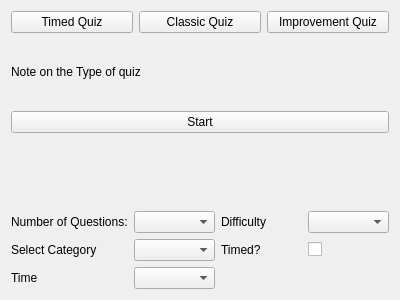
Above: src/views/quiz_settings_view.ui from devforgely/MFA-Simulator before the change. Below: the same form after it.
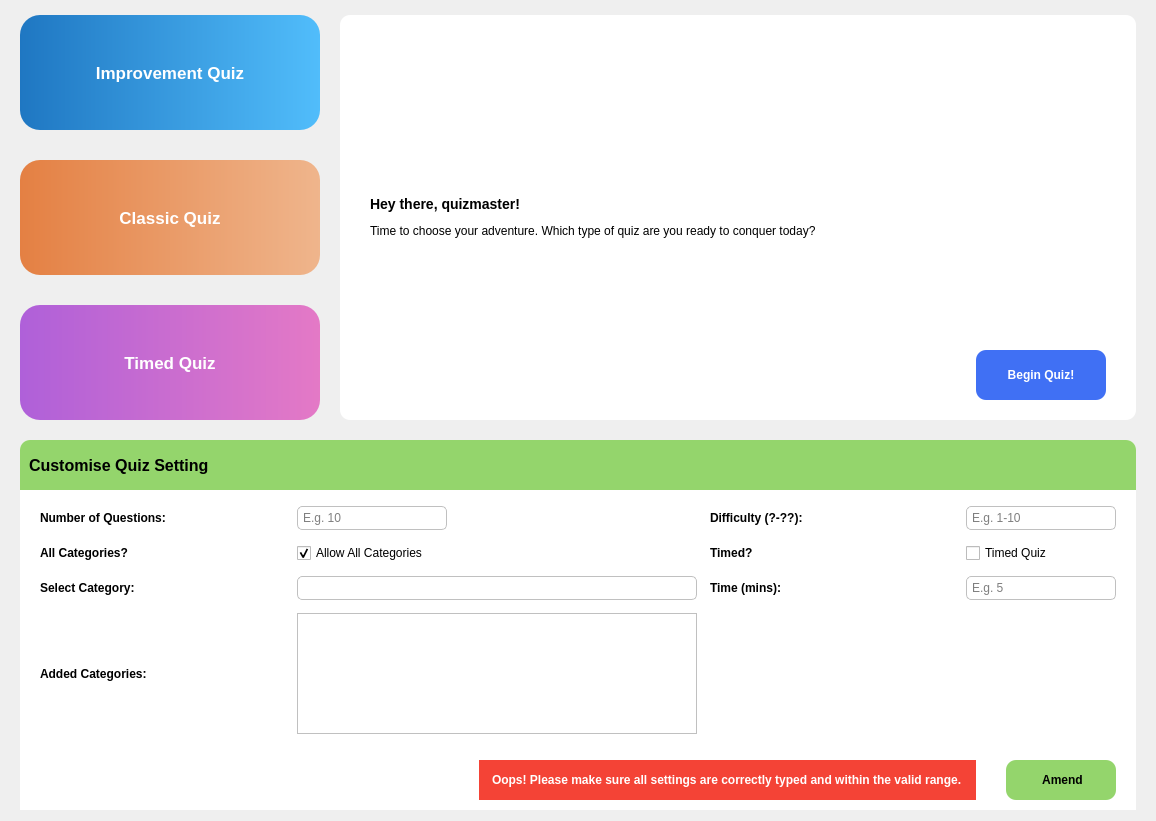
That is the form after the change. Icons and pictures are not drawn. Custom widgets are drawn as their Qt base class.

Commit message: update quiz section and profile section

```diff
--- a/src/views/quiz_settings_view.ui
+++ b/src/views/quiz_settings_view.ui
@@ -6,120 +6,637 @@
    <rect>
     <x>0</x>
     <y>0</y>
-    <width>400</width>
-    <height>300</height>
+    <width>1148</width>
+    <height>821</height>
    </rect>
   </property>
   <property name="windowTitle">
    <string>Form</string>
   </property>
+  <property name="styleSheet">
+   <string notr="true">#timed_btn {
+	background: qlineargradient(x1:0, y1:0, x2:1, y2:0, stop:0 #af60d9, stop:1 #e479c6);
+	border: none;
+	border-radius: 20%;
+	width: 300px;
+	height: 115px;
+	color: white;
+	font-size: 13pt;
+	font-weight: bold;
+}
+
+#timed_btn:hover {
+	background: qlineargradient(x1:0, y1:0, x2:1, y2:0, stop:0 #9e56c3, stop:1 #cd6db2);
+}
+
+#classic_btn {
+	background: qlineargradient(x1:0, y1:0, x2:1, y2:0, stop:0 #e48043, stop:1 #efb58c);
+	border: none;
+	border-radius: 20%;
+	width: 300px;
+	height: 115px;
+	color: white;
+	font-size: 13pt;
+	font-weight: bold;
+}
+
+#classic_btn:hover {
+	background: qlineargradient(x1:0, y1:0, x2:1, y2:0, stop:0 #cd733c, stop:1 #d7a37e);
+}
+
+#improvement_btn {
+	background: qlineargradient(x1:0, y1:0, x2:1, y2:0, stop:0 #1f77c2, stop:1 #51bdfb);
+	border: none;
+	border-radius: 20%;
+	width: 300px;
+	height: 115px;
+	color: white;
+	font-size: 13pt;
+	font-weight: bold;
+}
+
+#improvement_btn:hover {
+	background: qlineargradient(x1:0, y1:0, x2:1, y2:0, stop:0 #1c6baf, stop:1 #49aae2);
+}
+
+#start_btn {
+	width: 120px;
+	height: 40px;
+	color: white;
+	font-weight: bold;
+	padding: 5px;
+	border: none;
+	background-color: #4070f4;
+	border-radius: 10%;
+}
+
+#start_btn:hover {
+	background-color: #0e4bf1;
+}
+
+#note_container {
+	background-color: white;
+	border-radius: 10%;
+}
+
+#custom_content {
+	background-color: white;
+	border-top-left-radius: 10px;
+    border-top-right-radius: 10px;
+}
+
+#collapsable_frame {
+	background-color: #94d56c;
+	border-top-left-radius: 10px;
+    border-top-right-radius: 10px;
+}
+
+#config_box QLabel {
+	font-weight: bold;
+}
+
+#config_box QLineEdit {
+	border: 1px solid silver;
+	border-radius: 5px;
+	padding: 3px;
+}
+
+#config_box QComboBox {
+	border: 1px solid silver;
+	border-radius: 5px;
+	padding: 3px;
+}
+
+#config_box QComboBox::drop-down {
+	border: none;
+}
+
+#config_box QComboBox::down-arrow {
+	image: url(resources/icons/down-arrow.svg);
+	padding: 0px 13px 0px 0px;
+}
+
+#config_box QListWidget {
+	border: 1px solid silver;
+}
+
+#category_list QPushButton {
+	border: none;
+	max-height: 15px;
+	max-width: 15px;
+}
+
+#amend_btn {
+	width: 100px;
+	height: 30px;
+	font-weight: bold;
+	padding: 5px;
+	border: none;
+	background-color: #94d56c;
+	border-radius: 10%;
+}
+
+#setting_warning {
+	background-color: #f44336;
+	color: white;
+	padding: 0px 10px 0px 10px;
+	font-weight: bold;
+}
+</string>
+  </property>
   <layout class="QVBoxLayout" name="verticalLayout_2">
+   <property name="spacing">
+    <number>20</number>
+   </property>
+   <property name="leftMargin">
+    <number>20</number>
+   </property>
+   <property name="topMargin">
+    <number>15</number>
+   </property>
+   <property name="rightMargin">
+    <number>20</number>
+   </property>
    <item>
     <layout class="QHBoxLayout" name="horizontalLayout">
      <item>
-      <widget class="QPushButton" name="timed_btn">
-       <property name="text">
-        <string>Timed Quiz</string>
+      <layout class="QVBoxLayout" name="verticalLayout_3">
+       <property name="spacing">
+        <number>30</number>
        </property>
-      </widget>
-     </item>
-     <item>
-      <widget class="QPushButton" name="classic_btn">
-       <property name="text">
-        <string>Classic Quiz</string>
-       </property>
-      </widget>
-     </item>
-     <item>
-      <widget class="QPushButton" name="improvement_btn">
-       <property name="text">
-        <string>Improvement Quiz</string>
-       </property>
-      </widget>
-     </item>
-    </layout>
-   </item>
-   <item>
-    <widget class="QLabel" name="label_6">
-     <property name="text">
-      <string>Note on the Type of quiz</string>
-     </property>
-    </widget>
-   </item>
-   <item>
-    <widget class="QPushButton" name="start_btn">
-     <property name="text">
-      <string>Start</string>
-     </property>
-    </widget>
-   </item>
-   <item>
-    <widget class="QWidget" name="widget" native="true"/>
-   </item>
-   <item>
-    <layout class="QVBoxLayout" name="verticalLayout">
-     <item>
-      <layout class="QGridLayout" name="gridLayout">
-       <item row="0" column="0">
-        <widget class="QLabel" name="label">
-         <property name="text">
-          <string>Number of Questions:</string>
+       <item>
+        <widget class="QPushButton" name="improvement_btn">
+         <property name="sizePolicy">
+          <sizepolicy hsizetype="Fixed" vsizetype="Fixed">
+           <horstretch>0</horstretch>
+           <verstretch>0</verstretch>
+          </sizepolicy>
          </property>
-        </widget>
-       </item>
-       <item row="0" column="2">
-        <widget class="QLabel" name="label_2">
-         <property name="text">
-          <string>Difficulty</string>
+         <property name="cursor">
+          <cursorShape>PointingHandCursor</cursorShape>
          </property>
-        </widget>
-       </item>
-       <item row="1" column="3">
-        <widget class="QCheckBox" name="checkBox">
          <property name="text">
-          <string/>
+          <string>Improvement Quiz</string>
          </property>
         </widget>
        </item>
-       <item row="1" column="2">
-        <widget class="QLabel" name="label_4">
-         <property name="text">
-          <string>Timed?</string>
+       <item>
+        <widget class="QPushButton" name="classic_btn">
+         <property name="sizePolicy">
+          <sizepolicy hsizetype="Fixed" vsizetype="Fixed">
+           <horstretch>0</horstretch>
+           <verstretch>0</verstretch>
+          </sizepolicy>
          </property>
-        </widget>
-       </item>
-       <item row="1" column="0">
-        <widget class="QLabel" name="label_3">
+         <property name="cursor">
+          <cursorShape>PointingHandCursor</cursorShape>
+         </property>
          <property name="text">
-          <string>Select Category</string>
+          <string>Classic Quiz</string>
          </property>
         </widget>
        </item>
-       <item row="0" column="3">
-        <widget class="QComboBox" name="comboBox_2"/>
-       </item>
-       <item row="1" column="1">
-        <widget class="QComboBox" name="comboBox_3"/>
-       </item>
-       <item row="0" column="1">
-        <widget class="QComboBox" name="comboBox"/>
-       </item>
-       <item row="2" column="0">
-        <widget class="QLabel" name="label_5">
+       <item>
+        <widget class="QPushButton" name="timed_btn">
+         <property name="sizePolicy">
+          <sizepolicy hsizetype="Fixed" vsizetype="Fixed">
+           <horstretch>0</horstretch>
+           <verstretch>0</verstretch>
+          </sizepolicy>
+         </property>
+         <property name="cursor">
+          <cursorShape>PointingHandCursor</cursorShape>
+         </property>
          <property name="text">
-          <string>Time</string>
+          <string>Timed Quiz</string>
          </property>
         </widget>
        </item>
-       <item row="2" column="1">
-        <widget class="QComboBox" name="comboBox_4"/>
-       </item>
       </layout>
      </item>
+     <item>
+      <widget class="QWidget" name="note_container" native="true">
+       <property name="sizePolicy">
+        <sizepolicy hsizetype="Preferred" vsizetype="Minimum">
+         <horstretch>0</horstretch>
+         <verstretch>0</verstretch>
+        </sizepolicy>
+       </property>
+       <layout class="QHBoxLayout" name="horizontalLayout_2">
+        <property name="leftMargin">
+         <number>30</number>
+        </property>
+        <property name="topMargin">
+         <number>20</number>
+        </property>
+        <property name="rightMargin">
+         <number>30</number>
+        </property>
+        <property name="bottomMargin">
+         <number>20</number>
+        </property>
+        <item>
+         <widget class="QLabel" name="quiz_note">
+          <property name="minimumSize">
+           <size>
+            <width>600</width>
+            <height>0</height>
+           </size>
+          </property>
+          <property name="text">
+           <string>&lt;h3&gt;Hey there, quizmaster!&lt;/h3&gt; &lt;p&gt;Time to choose your adventure. Which type of quiz are you ready to conquer today?&lt;/p&gt;</string>
+          </property>
+          <property name="wordWrap">
+           <bool>true</bool>
+          </property>
+         </widget>
+        </item>
+        <item alignment="Qt::AlignRight|Qt::AlignBottom">
+         <widget class="QPushButton" name="start_btn">
+          <property name="cursor">
+           <cursorShape>PointingHandCursor</cursorShape>
+          </property>
+          <property name="text">
+           <string>Begin Quiz!</string>
+          </property>
+         </widget>
+        </item>
+       </layout>
+      </widget>
+     </item>
     </layout>
    </item>
+   <item>
+    <widget class="QWidget" name="custom_content" native="true">
+     <layout class="QVBoxLayout" name="verticalLayout">
+      <property name="leftMargin">
+       <number>0</number>
+      </property>
+      <property name="topMargin">
+       <number>0</number>
+      </property>
+      <property name="rightMargin">
+       <number>0</number>
+      </property>
+      <property name="bottomMargin">
+       <number>0</number>
+      </property>
+      <item alignment="Qt::AlignTop">
+       <widget class="ClickableFrame" name="collapsable_frame" native="true">
+        <property name="sizePolicy">
+         <sizepolicy hsizetype="Preferred" vsizetype="Maximum">
+          <horstretch>0</horstretch>
+          <verstretch>0</verstretch>
+         </sizepolicy>
+        </property>
+        <property name="minimumSize">
+         <size>
+          <width>0</width>
+          <height>50</height>
+         </size>
+        </property>
+        <property name="cursor">
+         <cursorShape>PointingHandCursor</cursorShape>
+        </property>
+        <layout class="QHBoxLayout" name="horizontalLayout_3">
+         <item>
+          <widget class="QLabel" name="custom_label">
+           <property name="styleSheet">
+            <string notr="true">font-weight: bold;
+font-size: 12pt;</string>
+           </property>
+           <property name="text">
+            <string>Customise Quiz Setting</string>
+           </property>
+          </widget>
+         </item>
+        </layout>
+       </widget>
+      </item>
+      <item alignment="Qt::AlignTop">
+       <widget class="QWidget" name="config_box" native="true">
+        <property name="sizePolicy">
+         <sizepolicy hsizetype="Preferred" vsizetype="Expanding">
+          <horstretch>0</horstretch>
+          <verstretch>0</verstretch>
+         </sizepolicy>
+        </property>
+        <property name="maximumSize">
+         <size>
+          <width>1286</width>
+          <height>16777215</height>
+         </size>
+        </property>
+        <layout class="QGridLayout" name="gridLayout">
+         <property name="leftMargin">
+          <number>20</number>
+         </property>
+         <property name="topMargin">
+          <number>10</number>
+         </property>
+         <property name="rightMargin">
+          <number>20</number>
+         </property>
+         <property name="bottomMargin">
+          <number>10</number>
+         </property>
+         <property name="spacing">
+          <number>13</number>
+         </property>
+         <item row="3" column="2">
+          <widget class="QLabel" name="time_label">
+           <property name="sizePolicy">
+            <sizepolicy hsizetype="Minimum" vsizetype="Preferred">
+             <horstretch>0</horstretch>
+             <verstretch>0</verstretch>
+            </sizepolicy>
+           </property>
+           <property name="text">
+            <string>Time (mins):</string>
+           </property>
+          </widget>
+         </item>
+         <item row="3" column="1">
+          <widget class="QComboBox" name="category_combobox">
+           <property name="sizePolicy">
+            <sizepolicy hsizetype="Fixed" vsizetype="Fixed">
+             <horstretch>0</horstretch>
+             <verstretch>0</verstretch>
+            </sizepolicy>
+           </property>
+           <property name="minimumSize">
+            <size>
+             <width>400</width>
+             <height>0</height>
+            </size>
+           </property>
+          </widget>
+         </item>
+         <item row="1" column="2">
+          <widget class="QLabel" name="label_2">
+           <property name="sizePolicy">
+            <sizepolicy hsizetype="Minimum" vsizetype="Preferred">
+             <horstretch>0</horstretch>
+             <verstretch>0</verstretch>
+            </sizepolicy>
+           </property>
+           <property name="text">
+            <string>Difficulty (?-??):</string>
+           </property>
+          </widget>
+         </item>
+         <item row="1" column="0">
+          <widget class="QLabel" name="label">
+           <property name="sizePolicy">
+            <sizepolicy hsizetype="Minimum" vsizetype="Preferred">
+             <horstretch>0</horstretch>
+             <verstretch>0</verstretch>
+            </sizepolicy>
+           </property>
+           <property name="text">
+            <string>Number of Questions:</string>
+           </property>
+          </widget>
+         </item>
+         <item row="3" column="3">
+          <widget class="QLineEdit" name="time_field">
+           <property name="sizePolicy">
+            <sizepolicy hsizetype="Minimum" vsizetype="Fixed">
+             <horstretch>0</horstretch>
+             <verstretch>0</verstretch>
+            </sizepolicy>
+           </property>
+           <property name="maximumSize">
+            <size>
+             <width>150</width>
+             <height>16777215</height>
+            </size>
+           </property>
+           <property name="maxLength">
+            <number>3</number>
+           </property>
+           <property name="placeholderText">
+            <string>E.g. 5</string>
+           </property>
+          </widget>
+         </item>
+         <item row="2" column="2">
+          <widget class="QLabel" name="label_4">
+           <property name="sizePolicy">
+            <sizepolicy hsizetype="Minimum" vsizetype="Preferred">
+             <horstretch>0</horstretch>
+             <verstretch>0</verstretch>
+            </sizepolicy>
+           </property>
+           <property name="text">
+            <string>Timed?</string>
+           </property>
+          </widget>
+         </item>
+         <item row="4" column="1">
+          <widget class="QListWidget" name="category_list">
+           <property name="sizePolicy">
+            <sizepolicy hsizetype="Fixed" vsizetype="Expanding">
+             <horstretch>0</horstretch>
+             <verstretch>0</verstretch>
+            </sizepolicy>
+           </property>
+           <property name="minimumSize">
+            <size>
+             <width>400</width>
+             <height>0</height>
+            </size>
+           </property>
+          </widget>
+         </item>
+         <item row="3" column="0">
+          <widget class="QLabel" name="category_label">
+           <property name="sizePolicy">
+            <sizepolicy hsizetype="Minimum" vsizetype="Preferred">
+             <horstretch>0</horstretch>
+             <verstretch>0</verstretch>
+            </sizepolicy>
+           </property>
+           <property name="text">
+            <string>Select Category:</string>
+           </property>
+          </widget>
+         </item>
+         <item row="1" column="3">
+          <widget class="QLineEdit" name="difficulty_field">
+           <property name="sizePolicy">
+            <sizepolicy hsizetype="Minimum" vsizetype="Fixed">
+             <horstretch>0</horstretch>
+             <verstretch>0</verstretch>
+            </sizepolicy>
+           </property>
+           <property name="maximumSize">
+            <size>
+             <width>150</width>
+             <height>16777215</height>
+            </size>
+           </property>
+           <property name="text">
+            <string/>
+           </property>
+           <property name="maxLength">
+            <number>4</number>
+           </property>
+           <property name="placeholderText">
+            <string>E.g. 1-10</string>
+           </property>
+          </widget>
+         </item>
+         <item row="2" column="3">
+          <widget class="QCheckBox" name="timed_box">
+           <property name="text">
+            <string>Timed Quiz</string>
+           </property>
+          </widget>
+         </item>
+         <item row="2" column="0">
+          <widget class="QLabel" name="label_6">
+           <property name="sizePolicy">
+            <sizepolicy hsizetype="Minimum" vsizetype="Preferred">
+             <horstretch>0</horstretch>
+             <verstretch>0</verstretch>
+            </sizepolicy>
+           </property>
+           <property name="text">
+            <string>All Categories?</string>
+           </property>
+          </widget>
+         </item>
+         <item row="2" column="1">
+          <widget class="QCheckBox" name="all_categories_box">
+           <property name="text">
+            <string>Allow All Categories</string>
+           </property>
+           <property name="checked">
+            <bool>true</bool>
+           </property>
+          </widget>
+         </item>
+         <item row="4" column="0">
+          <widget class="QLabel" name="add_category_label">
+           <property name="sizePolicy">
+            <sizepolicy hsizetype="Minimum" vsizetype="Preferred">
+             <horstretch>0</horstretch>
+             <verstretch>0</verstretch>
+            </sizepolicy>
+           </property>
+           <property name="text">
+            <string>Added Categories:</string>
+           </property>
+          </widget>
+         </item>
+         <item row="1" column="1">
+          <widget class="QLineEdit" name="num_field">
+           <property name="sizePolicy">
+            <sizepolicy hsizetype="Minimum" vsizetype="Fixed">
+             <horstretch>0</horstretch>
+             <verstretch>0</verstretch>
+            </sizepolicy>
+           </property>
+           <property name="maximumSize">
+            <size>
+             <width>150</width>
+             <height>16777215</height>
+            </size>
+           </property>
+           <property name="text">
+            <string/>
+           </property>
+           <property name="maxLength">
+            <number>3</number>
+           </property>
+           <property name="placeholderText">
+            <string>E.g. 10</string>
+           </property>
+          </widget>
+         </item>
+        </layout>
+       </widget>
+      </item>
+      <item>
+       <layout class="QHBoxLayout" name="horizontalLayout_5">
+        <property name="spacing">
+         <number>30</number>
+        </property>
+        <property name="leftMargin">
+         <number>20</number>
+        </property>
+        <property name="topMargin">
+         <number>10</number>
+        </property>
+        <property name="rightMargin">
+         <number>20</number>
+        </property>
+        <property name="bottomMargin">
+         <number>10</number>
+        </property>
+        <item>
+         <spacer name="horizontalSpacer">
+          <property name="orientation">
+           <enum>Qt::Horizontal</enum>
+          </property>
+          <property name="sizeHint" stdset="0">
+           <size>
+            <width>40</width>
+            <height>20</height>
+           </size>
+          </property>
+         </spacer>
+        </item>
+        <item alignment="Qt::AlignRight">
+         <widget class="QLabel" name="setting_warning">
+          <property name="text">
+           <string>Oops! Please make sure all settings are correctly typed and within the valid range.</string>
+          </property>
+         </widget>
+        </item>
+        <item alignment="Qt::AlignRight">
+         <widget class="QPushButton" name="amend_btn">
+          <property name="cursor">
+           <cursorShape>PointingHandCursor</cursorShape>
+          </property>
+          <property name="text">
+           <string> Amend</string>
+          </property>
+          <property name="icon">
+           <iconset>
+            <normaloff>../resources/icons/settings.svg</normaloff>../resources/icons/settings.svg</iconset>
+          </property>
+         </widget>
+        </item>
+       </layout>
+      </item>
+      <item>
+       <spacer name="verticalSpacer">
+        <property name="orientation">
+         <enum>Qt::Vertical</enum>
+        </property>
+        <property name="sizeHint" stdset="0">
+         <size>
+          <width>20</width>
+          <height>40</height>
+         </size>
+        </property>
+       </spacer>
+      </item>
+     </layout>
+    </widget>
+   </item>
   </layout>
  </widget>
+ <customwidgets>
+  <customwidget>
+   <class>ClickableFrame</class>
+   <extends>QWidget</extends>
+   <header>widgets/clickables.h</header>
+   <container>1</container>
+  </customwidget>
+ </customwidgets>
  <resources/>
  <connections/>
 </ui>
```
Left out of the diff: 2 changed lines with no effect on the pictures. The commit also changes 42 other files.
